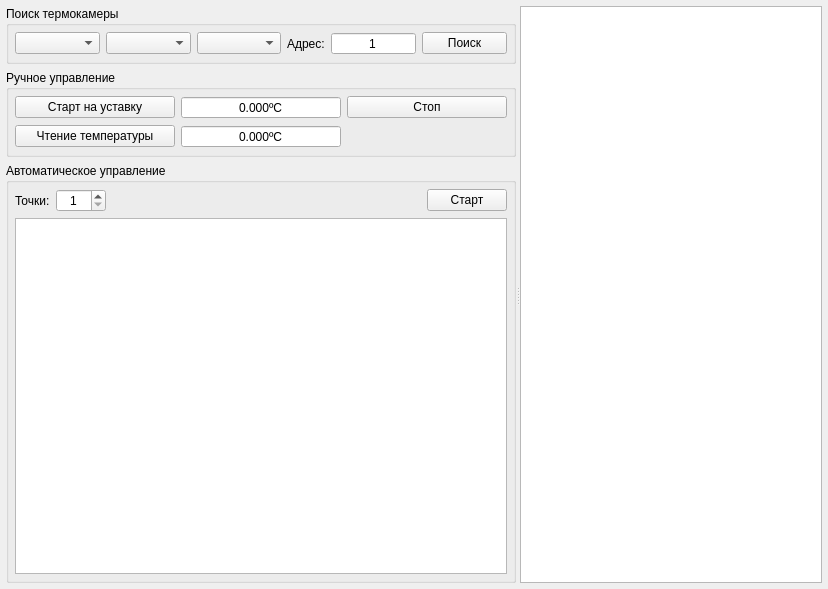
Above: thermctrl.ui from XRay3D/ThermCtrl before the change. Below: the same form after it.
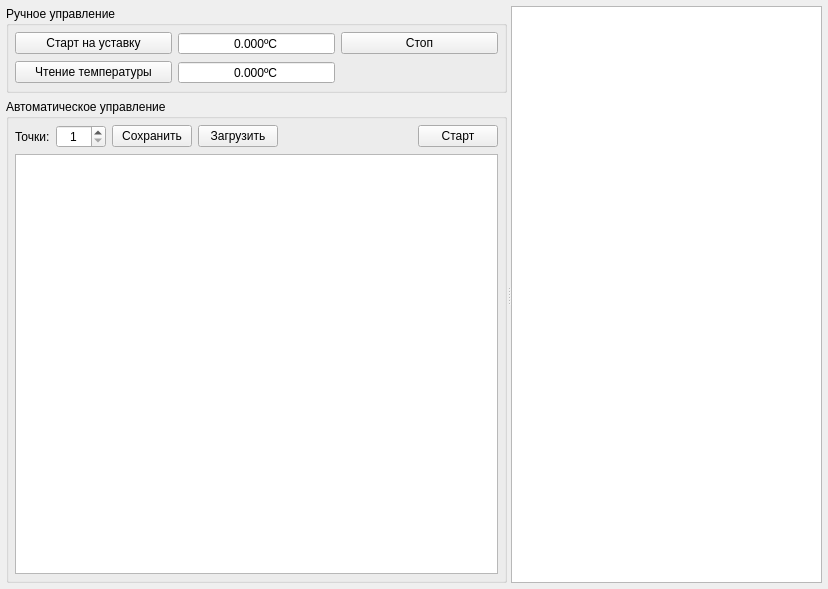
That is the form after the change. Icons and pictures are not drawn. Custom widgets are drawn as their Qt base class.

What changed in the file:
```diff
--- a/thermctrl.ui
+++ b/thermctrl.ui
@@ -33,88 +33,6 @@
      </property>
      <widget class="QWidget" name="layoutWidget">
       <layout class="QVBoxLayout" name="verticalLayout">
-       <item>
-        <widget class="QGroupBox" name="grbxConnection">
-         <property name="enabled">
-          <bool>true</bool>
-         </property>
-         <property name="title">
-          <string>Поиск термокамеры</string>
-         </property>
-         <layout class="QHBoxLayout" name="horizontalLayout">
-          <property name="leftMargin">
-           <number>6</number>
-          </property>
-          <property name="topMargin">
-           <number>6</number>
-          </property>
-          <property name="rightMargin">
-           <number>6</number>
-          </property>
-          <property name="bottomMargin">
-           <number>6</number>
-          </property>
-          <item>
-           <widget class="QComboBox" name="cbxPort"/>
-          </item>
-          <item>
-           <widget class="QComboBox" name="cbxBaud"/>
-          </item>
-          <item>
-           <widget class="QComboBox" name="cbxDevice"/>
-          </item>
-          <item>
-           <widget class="QLabel" name="label">
-            <property name="sizePolicy">
-             <sizepolicy hsizetype="Maximum" vsizetype="Preferred">
-              <horstretch>0</horstretch>
-              <verstretch>0</verstretch>
-             </sizepolicy>
-            </property>
-            <property name="text">
-             <string>Адрес:</string>
-            </property>
-           </widget>
-          </item>
-          <item>
-           <widget class="QSpinBox" name="sbxAddress">
-            <property name="minimumSize">
-             <size>
-              <width>50</width>
-              <height>0</height>
-             </size>
-            </property>
-            <property name="alignment">
-             <set>Qt::AlignCenter</set>
-            </property>
-            <property name="buttonSymbols">
-             <enum>QAbstractSpinBox::NoButtons</enum>
-            </property>
-            <property name="minimum">
-             <number>1</number>
-            </property>
-            <property name="maximum">
-             <number>255</number>
-            </property>
-            <property name="singleStep">
-             <number>1</number>
-            </property>
-           </widget>
-          </item>
-          <item>
-           <widget class="QPushButton" name="pbFind">
-            <property name="text">
-             <string>Поиск</string>
-            </property>
-            <property name="icon">
-             <iconset resource="rc.qrc">
-              <normaloff>:/res/edit-find.svg</normaloff>:/res/edit-find.svg</iconset>
-            </property>
-           </widget>
-          </item>
-         </layout>
-        </widget>
-       </item>
        <item>
         <widget class="QGroupBox" name="grbxMan">
          <property name="enabled">
@@ -230,7 +148,7 @@
          <property name="title">
           <string>Автоматическое управление</string>
          </property>
-         <layout class="QGridLayout" name="gridLayout_2" rowstretch="0,1">
+         <layout class="QGridLayout" name="gridLayout_2" rowstretch="0,0">
           <property name="leftMargin">
            <number>6</number>
           </property>
@@ -243,33 +161,7 @@
           <property name="bottomMargin">
            <number>6</number>
           </property>
-          <item row="0" column="0">
-           <widget class="QLabel" name="label_2">
-            <property name="text">
-             <string>Точки:</string>
-            </property>
-           </widget>
-          </item>
-          <item row="0" column="1">
-           <widget class="QSpinBox" name="sbxPoints">
-            <property name="minimumSize">
-             <size>
-              <width>50</width>
-              <height>0</height>
-             </size>
-            </property>
-            <property name="alignment">
-             <set>Qt::AlignCenter</set>
-            </property>
-            <property name="minimum">
-             <number>1</number>
-            </property>
-            <property name="maximum">
-             <number>100</number>
-            </property>
-           </widget>
-          </item>
-          <item row="0" column="2">
+          <item row="0" column="4">
            <spacer name="horizontalSpacer">
             <property name="orientation">
              <enum>Qt::Horizontal</enum>
@@ -282,8 +174,27 @@
             </property>
            </spacer>
           </item>
-          <item row="0" column="3">
-           <widget class="QPushButton" name="pbtnAutoStartStop">
+          <item row="0" column="1">
+           <widget class="QSpinBox" name="sbxPoints">
+            <property name="minimumSize">
+             <size>
+              <width>50</width>
+              <height>0</height>
+             </size>
+            </property>
+            <property name="alignment">
+             <set>Qt::AlignCenter</set>
+            </property>
+            <property name="minimum">
+             <number>1</number>
+            </property>
+            <property name="maximum">
+             <number>100</number>
+            </property>
+           </widget>
+          </item>
+          <item row="0" column="5">
+           <widget class="QPushButton" name="pbAutoStartStop">
             <property name="text">
              <string>Старт</string>
             </property>
@@ -296,9 +207,30 @@
             </property>
            </widget>
           </item>
-          <item row="1" column="0" colspan="4">
+          <item row="0" column="0">
+           <widget class="QLabel" name="label_2">
+            <property name="text">
+             <string>Точки:</string>
+            </property>
+           </widget>
+          </item>
+          <item row="0" column="2">
+           <widget class="QPushButton" name="pbSave">
+            <property name="text">
+             <string>Сохранить</string>
+            </property>
+           </widget>
+          </item>
+          <item row="1" column="0" colspan="6">
            <widget class="QTableView" name="twPoints"/>
           </item>
+          <item row="0" column="3">
+           <widget class="QPushButton" name="pbLoad">
+            <property name="text">
+             <string>Загрузить</string>
+            </property>
+           </widget>
+          </item>
          </layout>
         </widget>
        </item>
```
Left out of the diff: 6 changed lines with no effect on the pictures.
